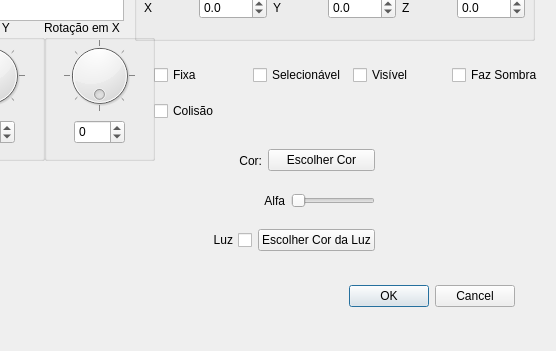
This is ifg/qt/ui/forma.ui in matferib/tabuleiro-virtual as Qt 5 draws it before an edit; both pictures show x 316 to 872 and y 210 to 561 of the 872 by 561 pixel window. The edited form follows.
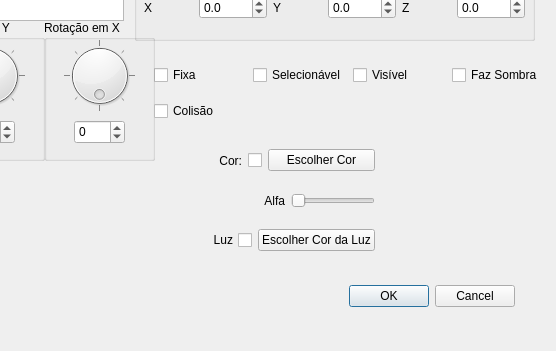
This is the edited form.

Commit message: checkbox cor

Diff of the .ui file:
```diff
--- a/ifg/qt/ui/forma.ui
+++ b/ifg/qt/ui/forma.ui
@@ -83,6 +83,19 @@
         </property>
        </widget>
       </item>
+      <item>
+       <widget class="QCheckBox" name="checkbox_cor">
+        <property name="sizePolicy">
+         <sizepolicy hsizetype="Fixed" vsizetype="Fixed">
+          <horstretch>0</horstretch>
+          <verstretch>0</verstretch>
+         </sizepolicy>
+        </property>
+        <property name="text">
+         <string/>
+        </property>
+       </widget>
+      </item>
      </layout>
     </item>
     <item>
```
The commit also changes 2 other files.
